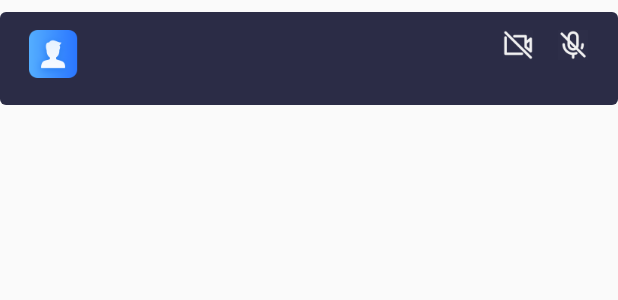
After one commit to zhangkari/khaos, an Android app: the layout kh_vb_meeting_menu_attender.xml on its own in the app's theme, with its tools: preview values and no code run, on a phone screen of 412 x 824 dp. The commit adds this screen. Shown: the top 300 px of the screen. Run offline under Robolectric (Android 15) with nearby library versions, the phone set to English and light mode, and no system bars.

Commit message:
Add attender manage menu in host user side

```diff
--- /dev/null
+++ b/khaos/src/main/res/drawable/kh_attender_dialog_audio.xml
@@ -0,0 +1,6 @@
+<?xml version="1.0" encoding="utf-8"?>
+<selector xmlns:android="http://schemas.android.com/apk/res/android" android:shape="rectangle">
+
+    <item android:drawable="@drawable/kh_ic_audio_on" android:state_checked="true" />
+    <item android:drawable="@drawable/kh_ic_audio_off" android:state_checked="false" />
+</selector>
--- /dev/null
+++ b/khaos/src/main/res/drawable/kh_attender_dialog_video.xml
@@ -0,0 +1,5 @@
+<?xml version="1.0" encoding="utf-8"?>
+<selector xmlns:android="http://schemas.android.com/apk/res/android" android:shape="rectangle">
+    <item android:drawable="@drawable/kh_ic_video_on" android:state_checked="true" />
+    <item android:drawable="@drawable/kh_ic_video_off" android:state_checked="false" />
+</selector>
--- /dev/null
+++ b/khaos/src/main/res/drawable/kh_bg_meeting_attender_dialog_item.xml
@@ -0,0 +1,17 @@
+<?xml version="1.0" encoding="utf-8"?>
+<selector xmlns:android="http://schemas.android.com/apk/res/android">
+    <item android:state_focused="true">
+        <shape>
+            <stroke android:width="1dp" android:color="#f1f1f1" />
+            <solid android:color="#e6161734" />
+            <corners android:radius="4dp" />
+        </shape>
+    </item>
+
+    <item android:state_focused="false">
+        <shape>
+            <solid android:color="#e6161734" />
+            <corners android:radius="4dp" />
+        </shape>
+    </item>
+</selector>
--- a/khaos/src/main/res/layout/kh_activity_meeting.xml
+++ b/khaos/src/main/res/layout/kh_activity_meeting.xml
@@ -18,7 +18,8 @@
         android:layout_height="wrap_content"
         android:layout_gravity="start|top"
         android:layout_margin="8dp"
-        android:focusable="false" />
+        android:focusable="false"
+        android:visibility="gone" />
 
     <com.class100.khaos.widgets.MeetingMenuView
         android:id="@+id/meeting_menu"
@@ -28,7 +29,8 @@
         android:layout_margin="20dp"
         android:background="@drawable/kh_bg_meeting_menu"
         android:descendantFocusability="afterDescendants"
-        android:focusable="true" />
+        android:focusable="true"
+        android:visibility="gone" />
 
     <LinearLayout
         android:id="@+id/layout_progress"
--- /dev/null
+++ b/khaos/src/main/res/layout/kh_vb_meeting_menu_attender.xml
@@ -0,0 +1,60 @@
+<?xml version="1.0" encoding="utf-8"?>
+<LinearLayout xmlns:android="http://schemas.android.com/apk/res/android"
+    android:layout_width="match_parent"
+    android:layout_height="wrap_content"
+    android:layout_marginTop="8dp"
+    android:background="@drawable/kh_bg_meeting_attender_dialog_item"
+    android:descendantFocusability="afterDescendants"
+    android:focusable="true"
+    android:orientation="horizontal"
+    android:paddingLeft="19dp"
+    android:paddingTop="12dp"
+    android:paddingRight="19dp"
+    android:paddingBottom="12dp">
+
+    <ImageView
+        android:layout_width="wrap_content"
+        android:layout_height="wrap_content"
+        android:contentDescription="@null"
+        android:src="@drawable/kh_ic_meeting_avatar" />
+
+    <LinearLayout
+        android:layout_width="0dp"
+        android:layout_height="wrap_content"
+        android:layout_marginStart="16dp"
+        android:layout_marginEnd="16dp"
+        android:layout_weight="1"
+        android:orientation="vertical">
+
+        <TextView
+            android:id="@+id/tv_phone"
+            android:layout_width="wrap_content"
+            android:layout_height="wrap_content"
+            android:textColor="#f1f1f1"
+            android:textSize="15sp" />
+
+        <TextView
+            android:id="@+id/tv_name"
+            android:layout_width="wrap_content"
+            android:layout_height="wrap_content"
+            android:textColor="#A0ADCE"
+            android:textSize="12sp" />
+    </LinearLayout>
+
+    <CheckBox
+        android:id="@+id/cb_video"
+        android:layout_width="wrap_content"
+        android:layout_height="wrap_content"
+        android:background="@drawable/kh_bg_meeting_menu_item"
+        android:button="@drawable/kh_attender_dialog_video" />
+
+    <CheckBox
+        android:id="@+id/cb_audio"
+        android:layout_width="wrap_content"
+        android:layout_height="wrap_content"
+        android:layout_marginStart="16dp"
+        android:layout_marginEnd="0dp"
+        android:background="@drawable/kh_bg_meeting_menu_item"
+        android:button="@drawable/kh_attender_dialog_audio" />
+
+</LinearLayout>
```
Also changed, not shown: khaos/src/main/java/com/class100/khaos/KhMeetingActivity.java (+8 -1 lines), khaos/src/main/java/com/class100/khaos/KhSdkAbility.java (+6 -2 lines), khaos/src/main/java/com/class100/khaos/MeetingAttenderDialog.java (added, +114 -0 lines), khaos/src/main/java/com/class100/khaos/meeting/KhAttenderPresenter.java (added, +47 -0 lines), khaos/src/main/java/com/class100/khaos/meeting/KhMeetingContract.java (+25 -15 lines), khaos/src/main/java/com/class100/khaos/meeting/KhMeetingModel.java (+32 -3 lines), khaos/src/main/java/com/class100/khaos/meeting/KhMeetingPresenter.java (+9 -33 lines), khaos/src/main/java/com/class100/khaos/meeting/vb/MenuAttenderBinder.java (added, +44 -0 lines), khaos/src/main/java/com/class100/khaos/ysx/YsxSdkPlugin.java (+19 -4 lines), khaos/src/main/res/drawable/kh_bg_meeting_attender_dialog.xml (added, +12 -0 lines), khaos/src/main/res/layout/kh_dialog_meeting_attender.xml (added, +23 -0 lines), khaos/src/main/res/layout/kh_view_meeting_title.xml (+6 -3 lines), khaos/src/main/res/drawable-xhdpi/kh_ic_meeting_avatar.png (added).
